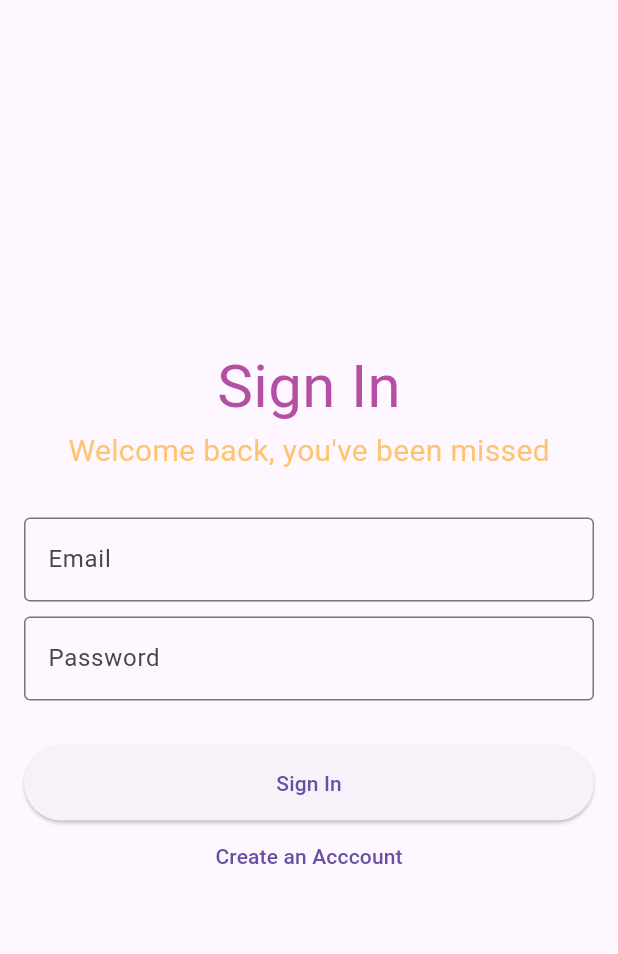
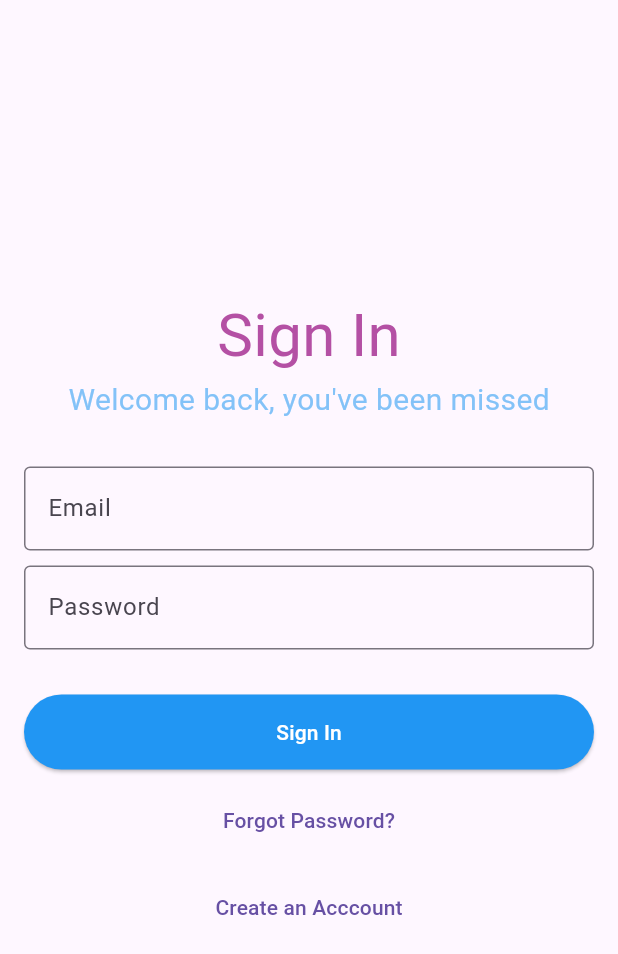
Before and after one commit to maheshbvv/maverickauth, a Flutter app: the screen it shows after launch, on a phone screen of 412 x 824 dp. Shown: the top 954 px of the screen. Run offline on Flutter 3.47's test engine with Material 3 defaults, Android fonts, the phone set to English and light mode, and no system bars.

Commit message:
Toggle Text Button

```diff
--- a/lib/components/auth_form.dart
+++ b/lib/components/auth_form.dart
@@ -127,6 +127,10 @@ class MaverickAuthFormState extends State<MaverickAuthForm> {
                     child: const Text('Sign In'),
                   ),
                 ),
+                const SizedBox(height: 10),
+                TextButton(
+                    onPressed: () {}, child: const Text('Forgot Password?')),
+                const SizedBox(height: 10),
                 TextButton(
                   onPressed: () {
                     setState(() {
--- a/lib/cosmetics/theme.dart
+++ b/lib/cosmetics/theme.dart
@@ -1,11 +1,27 @@
 import 'package:flutter/material.dart';
 
 ThemeData lightTheme = ThemeData(
-  primarySwatch: Colors.orange,
-  primaryColor: Colors.orange.shade300,
+  brightness: Brightness.light,
+  primarySwatch: Colors.blue,
+  primaryColor: Colors.blue.shade300,
+  elevatedButtonTheme: ElevatedButtonThemeData(
+    style: ButtonStyle(
+        backgroundColor:
+            MaterialStateProperty.resolveWith((states) => Colors.blue),
+        foregroundColor:
+            MaterialStateProperty.resolveWith((states) => Colors.white)),
+  ),
 );
 
 ThemeData darkTheme = ThemeData(
+  brightness: Brightness.dark,
   primarySwatch: Colors.orange,
   primaryColor: Colors.orange.shade900,
+  elevatedButtonTheme: ElevatedButtonThemeData(
+    style: ButtonStyle(
+        backgroundColor: MaterialStateProperty.resolveWith(
+            (states) => Colors.orange.shade900),
+        foregroundColor:
+            MaterialStateProperty.resolveWith((states) => Colors.white)),
+  ),
 );
```
